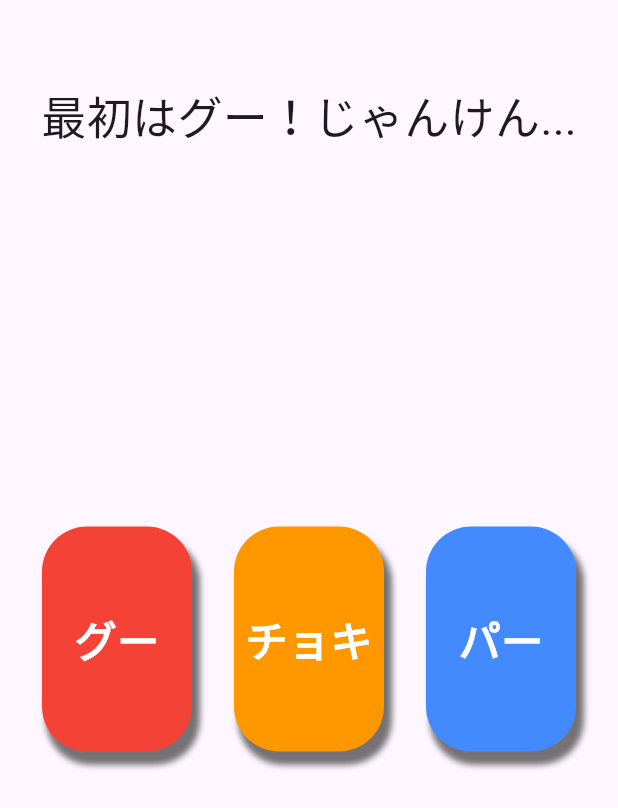
After one commit to kurogoma-flutter/flutter_beginner_learning, a Flutter app: the JankenHomePage screen opened directly, on a phone screen of 412 x 824 dp. The commit adds this screen. Shown: the top 808 px of the screen. Run offline on Flutter 3.47's test engine with Material 2 defaults, Android fonts, the phone set to English and light mode, and no system bars; our stand-ins replace go_router; Roboto replaces fonts that are missing (Yusei_Magic).

Commit message:
”サンプルコード追加”

```diff
--- /dev/null
+++ b/lib/junken.dart
@@ -0,0 +1,323 @@
+import 'dart:math' as math;
+
+import 'package:flutter/material.dart';
+
+void main() {
+  runApp(const MyApp());
+}
+
+class MyApp extends StatelessWidget {
+  const MyApp({Key? key}) : super(key: key);
+
+  @override
+  Widget build(BuildContext context) {
+    return MaterialApp(
+      debugShowCheckedModeBanner: false,
+      theme: ThemeData(
+        primarySwatch: Colors.blue,
+      ),
+      home: const JankenHomePage(),
+      routes: <String, WidgetBuilder>{
+        "/home": (BuildContext context) => const JankenHomePage(),
+        "/result": (BuildContext context) => const JankenResult(),
+      },
+    );
+  }
+}
+
+// トップページ
+class JankenHomePage extends StatelessWidget {
+  const JankenHomePage({Key? key}) : super(key: key);
+
+  @override
+  Widget build(BuildContext context) {
+    // パラメーターの受け取り
+    final args = ModalRoute.of(context)!.settings.arguments as ResultArguments?;
+    bool isAiko = args?.isAiko ?? false;
+
+    return Scaffold(
+      appBar: AppBar(),
+      body: Column(
+        children: [
+          // ヘッダーの文字
+          Text(
+            isAiko == false ? '最初はグー！じゃんけん...' : 'あいこで...',
+            style: const TextStyle(
+              fontSize: 30,
+            ),
+          ),
+          const SizedBox(height: 250),
+          // 横並びのじゃんけんカード
+          Row(
+            // Alignment
+            mainAxisAlignment: MainAxisAlignment.spaceEvenly,
+            children: [
+              // onTapアクションを付与するため
+              JankenPanel(args: args, index: 0),
+              JankenPanel(args: args, index: 1),
+              JankenPanel(args: args, index: 2),
+            ],
+          ),
+        ],
+      ),
+    );
+  }
+}
+
+/// ジャンケンパネル全体
+class JankenPanel extends StatelessWidget {
+  const JankenPanel({Key? key, required this.args, required this.index})
+      : super(key: key);
+
+  final ResultArguments? args;
+  final int index;
+
+  @override
+  Widget build(BuildContext context) {
+    return GestureDetector(
+      child: JankenCard(index: index), // 共通化Widget
+      onTap: () => Navigator.pushNamed(
+        // Navigator.pushNamedでルーティング指定したページに飛べる
+        context, // 必須
+        "/result", // ルーティング
+        arguments: ScreenArguments(index, args?.winCount ?? 0), // 引数を複数指定
+      ),
+    );
+  }
+}
+
+// じゃんけんカード
+class JankenCard extends StatelessWidget {
+  const JankenCard({Key? key, required this.index}) : super(key: key);
+
+  //　引数として受け取る
+  final int index;
+
+  // 色の分岐
+  _cardColor() {
+    switch (index) {
+      case 0:
+        return Colors.red;
+      case 1:
+        return Colors.orange;
+      case 2:
+        return Colors.blueAccent;
+    }
+  }
+
+  // 文字の分岐
+  _cardText() {
+    switch (index) {
+      case 0:
+        return 'グー';
+      case 1:
+        return 'チョキ';
+      case 2:
+        return 'パー';
+    }
+  }
+
+  @override
+  Widget build(BuildContext context) {
+    return Container(
+      height: 150,
+      width: 100,
+      decoration: BoxDecoration(
+        borderRadius: BorderRadius.circular(30),
+        color: _cardColor(), // 分岐で設定
+        boxShadow: const [
+          BoxShadow(
+            color: Colors.black54,
+            spreadRadius: 1.0,
+            blurRadius: 3.0,
+            offset: Offset(4, 8),
+          ),
+        ],
+      ),
+      child: Center(
+        child: Text(
+          _cardText(), // 分岐で設定
+          style: const TextStyle(
+            fontWeight: FontWeight.w700,
+            fontSize: 28,
+            color: Colors.white,
+          ),
+        ),
+      ),
+    );
+  }
+}
+
+class RetryCard extends StatelessWidget {
+  const RetryCard({Key? key, required this.content}) : super(key: key);
+
+  final String content;
+
+  @override
+  Widget build(BuildContext context) {
+    return Container(
+      height: 60,
+      width: 200,
+      decoration: BoxDecoration(
+        borderRadius: BorderRadius.circular(30),
+        color: Colors.green,
+        boxShadow: const [
+          BoxShadow(
+            color: Colors.black54,
+            spreadRadius: 1.0,
+            blurRadius: 3.0,
+            offset: Offset(4, 8),
+          ),
+        ],
+      ),
+      child: Center(
+        child: Text(
+          content,
+          style: const TextStyle(
+            fontWeight: FontWeight.w700,
+            fontSize: 28,
+            color: Colors.white,
+          ),
+        ),
+      ),
+    );
+  }
+}
+
+//　結果ページ
+class JankenResult extends StatelessWidget {
+  const JankenResult({Key? key}) : super(key: key);
+
+  @override
+  Widget build(BuildContext context) {
+    // 連勝記録の受け取り
+    final args = ModalRoute.of(context)!.settings.arguments as ScreenArguments;
+
+    // ジャンケン用にランダム数字を生成
+    _randomIndex() {
+      var rand = math.Random();
+      int num = rand.nextInt(3); //0,1,2がランダム生成される
+      return num;
+    }
+
+    int index = args.index; // 選択したカードのインデックス
+    int winCount = args.winCount; // 連勝記録
+    int enemyIndex = _randomIndex(); // ランダム生成した相手のカード
+    bool isAiko = false; // 一旦リセットする
+
+    _judge() {
+      switch (index) {
+        case 0:
+          switch (enemyIndex) {
+            case 0:
+              isAiko = true;
+              return 'あいこ';
+            case 1:
+              winCount += 1;
+              return 'あなたの勝ち';
+            case 2:
+              winCount = 0;
+              return 'あなたの負け';
+            default:
+              return 'エラー';
+          }
+        case 1:
+          switch (enemyIndex) {
+            case 0:
+              winCount = 0;
+              return 'あなたの負け';
+            case 1:
+              isAiko = true;
+              return 'あいこ';
+            case 2:
+              winCount += 1;
+              return 'あなたの勝ち';
+            default:
+              return 'エラー';
+          }
+        case 2:
+          switch (enemyIndex) {
+            case 0:
+              winCount += 1;
+              return 'あなたの勝ち';
+            case 1:
+              winCount = 0;
+              return 'あなたの負け';
+            case 2:
+              isAiko = true;
+              return 'あいこ';
+            default:
+              return 'エラー';
+          }
+        default:
+          return 'エラー';
+      }
+    }
+
+    // メディアクエリ
+    final Size size = MediaQuery.of(context).size;
+
+    return Scaffold(
+      body: Container(
+        padding: const EdgeInsets.symmetric(vertical: 100),
+        width: size.width,
+        child: Column(
+          mainAxisAlignment: MainAxisAlignment.spaceAround,
+          crossAxisAlignment: CrossAxisAlignment.center,
+          children: [
+            Text(
+              _judge(),
+              style: const TextStyle(fontSize: 28, fontWeight: FontWeight.w700),
+            ),
+            Column(
+              children: [
+                const Text(
+                  'あいて',
+                  style: TextStyle(fontSize: 28),
+                ),
+                JankenCard(index: enemyIndex),
+              ],
+            ),
+            Column(
+              children: [
+                const Text(
+                  'じぶん',
+                  style: TextStyle(fontSize: 28),
+                ),
+                JankenCard(index: index),
+              ],
+            ),
+            GestureDetector(
+              child: RetryCard(content: isAiko == true ? 'あいこ' : 'もう一回遊ぶ!'),
+              onTap: () => Navigator.pushNamed(
+                context,
+                "/home",
+                arguments: ResultArguments(winCount, isAiko),
+              ),
+            ),
+            Text(
+              '連勝$winCount回',
+              style: const TextStyle(fontSize: 24),
+            ),
+          ],
+        ),
+      ),
+    );
+  }
+}
+
+// Navigatorで受け渡す値
+class ScreenArguments {
+  final int index;
+  final int winCount;
+
+  ScreenArguments(this.index, this.winCount);
+}
+
+// あいこかどうか及びじゃんけんの連勝記録を返す
+class ResultArguments {
+  final int winCount;
+  final bool isAiko;
+
+  ResultArguments(this.winCount, this.isAiko);
+}
--- a/lib/main.dart
+++ b/lib/main.dart
@@ -15,7 +15,7 @@ class MyApp extends StatelessWidget {
       routeInformationParser: router.routeInformationParser,
       routerDelegate: router.routerDelegate,
       debugShowCheckedModeBanner: false,
-      title: 'Close Checker',
+      title: 'Flutter Beginner',
       theme: ThemeData(
         useMaterial3: true,
         primaryColor: Colors.green,
```
Also changed, not shown: 2 other files.
